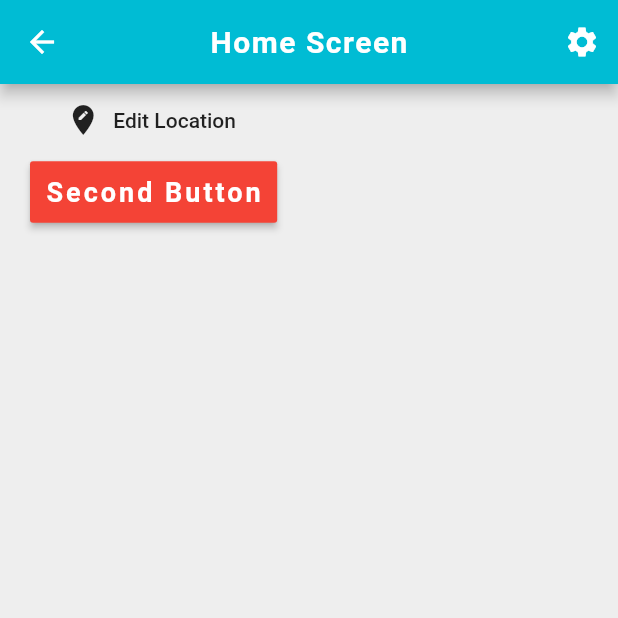
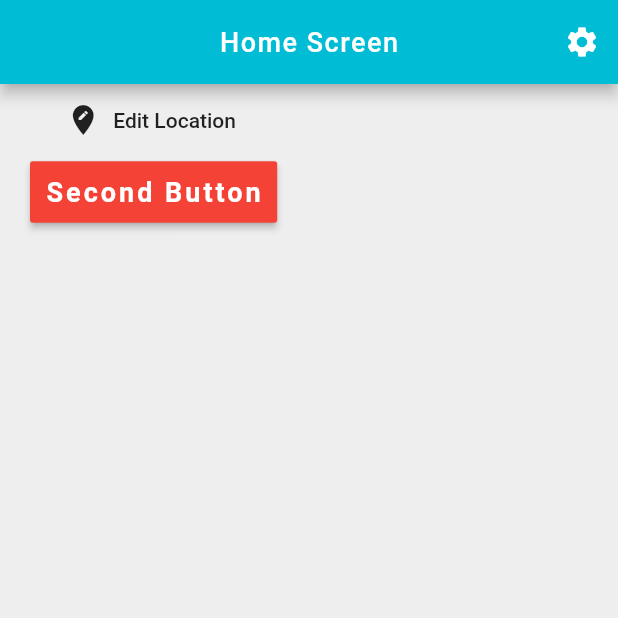
Before and after one commit to faseeh1999/world_time, a Flutter app: the screen it shows after launch, on a phone screen of 412 x 824 dp, the top half of it. Run offline on Flutter 3.47's test engine with Material 2 defaults, Android fonts, the phone set to English and light mode, and no system bars; network calls fail.

Commit message:
Lecture 30
Code Ninja Flutter Beginner.

```diff
--- a/lib/main.dart
+++ b/lib/main.dart
@@ -5,7 +5,7 @@ import 'package:world_time/pages/loading.dart';
 
 void main() {
   runApp(MaterialApp(
-    initialRoute: '/home',
+    initialRoute: '/',
     routes: {
       '/': (context) => Loading(),
       '/home': (context) => Home(),
--- a/lib/pages/home.dart
+++ b/lib/pages/home.dart
@@ -6,8 +6,21 @@ class Home extends StatefulWidget {
 }
 
 class _HomeState extends State<Home> {
+
+  Map data = {};
+
+
   @override
   Widget build(BuildContext context) {
+
+
+    data = ModalRoute.of(context).settings.arguments;
+    print(data);
+
+
+
+
+
     return Scaffold(
       appBar: AppBar(
         actions: [
@@ -24,8 +37,8 @@ class _HomeState extends State<Home> {
         ],
         backgroundColor: Colors.cyan,
         title: Text("Home Screen",style: TextStyle(
-          fontSize: 20.0,
-          fontWeight: FontWeight.bold,
+          fontSize: 18.0,
+          fontWeight: FontWeight.w500,
           letterSpacing: 1.0,
 
         ),
```
Also changed, not shown: lib/pages/loading.dart (+8 -5 lines).
